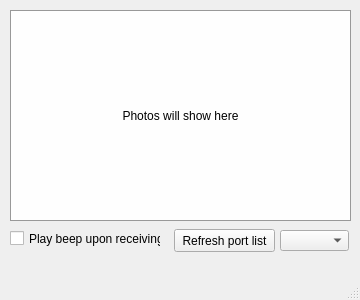
deadcast2/HABIL, file QtLora/mainwindow.ui: the form before one commit.
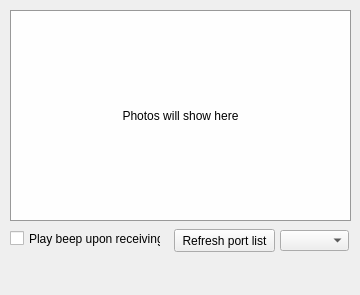
The form after the commit.

Patch:
```diff
--- a/QtLora/mainwindow.ui
+++ b/QtLora/mainwindow.ui
@@ -7,13 +7,25 @@
     <x>0</x>
     <y>0</y>
     <width>360</width>
-    <height>300</height>
+    <height>295</height>
    </rect>
   </property>
+  <property name="sizePolicy">
+   <sizepolicy hsizetype="Fixed" vsizetype="Fixed">
+    <horstretch>0</horstretch>
+    <verstretch>0</verstretch>
+   </sizepolicy>
+  </property>
+  <property name="minimumSize">
+   <size>
+    <width>0</width>
+    <height>0</height>
+   </size>
+  </property>
   <property name="maximumSize">
    <size>
     <width>360</width>
-    <height>300</height>
+    <height>310</height>
    </size>
   </property>
   <property name="windowTitle">
@@ -95,7 +107,11 @@
     </rect>
    </property>
   </widget>
-  <widget class="QStatusBar" name="statusBar"/>
+  <widget class="QStatusBar" name="statusBar">
+   <property name="sizeGripEnabled">
+    <bool>false</bool>
+   </property>
+  </widget>
  </widget>
  <layoutdefault spacing="6" margin="11"/>
  <resources/>
```
Left out of the diff: 8 changed lines with no effect on the pictures.
